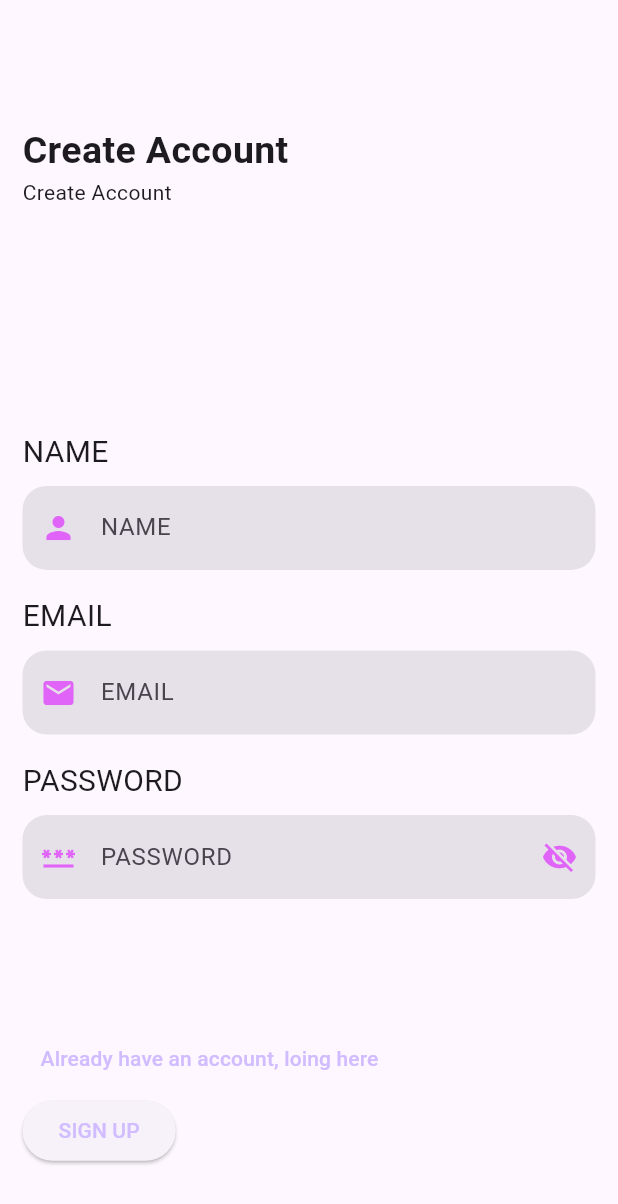
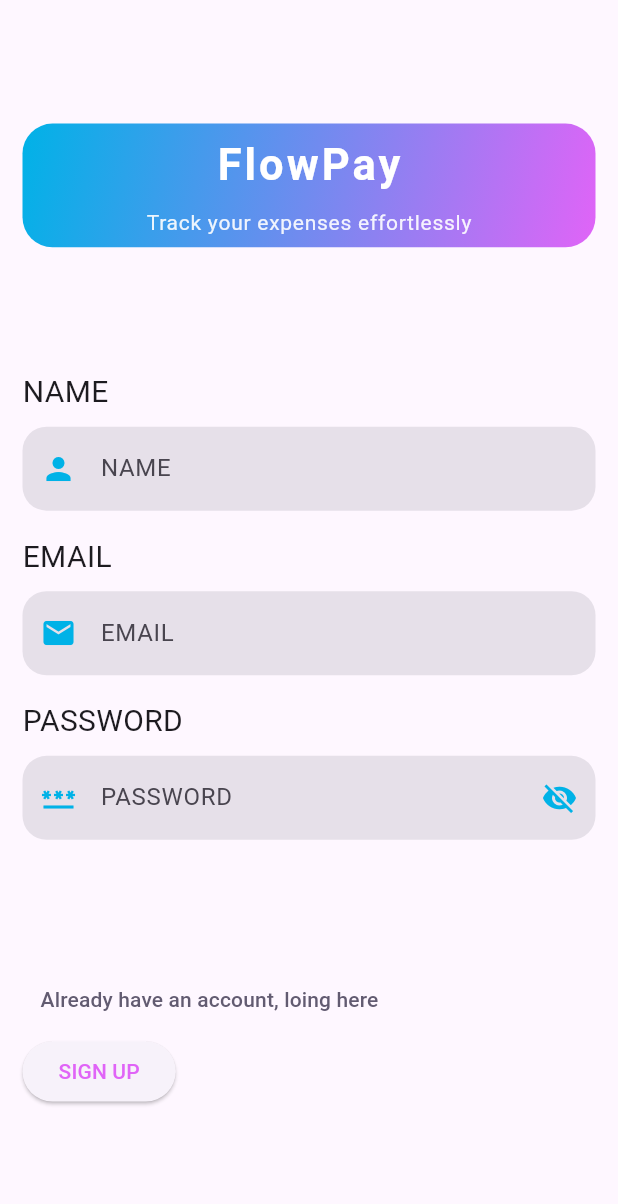
Before and after one commit to ziad-sleem/transaction-app, a Flutter app: the screen it shows after launch, after a tap on an icon or button, on a phone screen of 412 x 824 dp. Shown: the top 1204 px of the screen. Run offline on Flutter 3.47's test engine with Material 3 defaults, Android fonts, the phone set to English and light mode, and no system bars; our stand-ins replace cloud_firestore, firebase_auth, firebase_core, fl_chart, flutter_bloc, font_awesome_flutter and 1 more; accounts and stored records are empty.

Commit message:
add auth panar to login and register page

```diff
--- a/lib/features/authentication/presentation/pages/login_page.dart
+++ b/lib/features/authentication/presentation/pages/login_page.dart
@@ -1,5 +1,7 @@
-
+import 'package:expense_tracker_app/constants/constants.dart';
 import 'package:expense_tracker_app/features/authentication/presentation/cubit/auth_cubit.dart';
+import 'package:expense_tracker_app/features/authentication/presentation/pages/auth_page.dart';
+import 'package:expense_tracker_app/features/authentication/presentation/widgets/auth_panar.dart';
 import 'package:expense_tracker_app/features/authentication/presentation/widgets/my_text_field.dart';
 import 'package:flutter/material.dart';
 import 'package:flutter_bloc/flutter_bloc.dart';
@@ -85,21 +87,14 @@ class _LoginPageState extends State<LoginPage> {
           child: Form(
             key: _formKey,
             child: Padding(
-              padding: const EdgeInsets.symmetric(
-                horizontal: 15.0,
-                vertical: 40,
-              ),
+              padding: const EdgeInsets.symmetric(horizontal: 15.0),
               child: Column(
                 mainAxisAlignment: MainAxisAlignment.start,
                 crossAxisAlignment: CrossAxisAlignment.start,
                 children: [
                   SizedBox(height: size.height * 0.1),
-                  Text(
-                    "Login Account",
-                    style: TextStyle(fontSize: 25, fontWeight: FontWeight.bold),
-                  ),
-                  Text("Login Account"),
-                  SizedBox(height: size.height * 0.2),
+                  AuthPanar(),
+                  SizedBox(height: size.height * 0.18),
                   // email
                   Text("EMAIL", style: TextStyle(fontSize: 20)),
                   SizedBox(height: size.height * 0.01),
@@ -124,7 +119,6 @@ class _LoginPageState extends State<LoginPage> {
                   Align(
                     alignment: Alignment.bottomRight,
                     child: TextButton(
-
                       onPressed: () => openForgotPasswordBox(),
                       child: Text('Forget password'),
                     ),
@@ -135,7 +129,7 @@ class _LoginPageState extends State<LoginPage> {
                     onPressed: widget.togglePages,
                     child: Text(
                       'Don\'t have and account? Register.',
-                      style: TextStyle(color: colorScheme.inversePrimary),
+                      style: TextStyle(color: colorScheme.primary),
                     ),
                   ),
                   ElevatedButton(
@@ -147,7 +141,7 @@ class _LoginPageState extends State<LoginPage> {
                     },
                     child: Text(
                       "LOGIN",
-                      style: TextStyle(color: colorScheme.inversePrimary),
+                      style: TextStyle(color: ConstantsColors.secondary),
                     ),
                   ),
                 ],
--- a/lib/features/authentication/presentation/pages/register_page.dart
+++ b/lib/features/authentication/presentation/pages/register_page.dart
@@ -1,5 +1,6 @@
-
+import 'package:expense_tracker_app/constants/constants.dart';
 import 'package:expense_tracker_app/features/authentication/presentation/cubit/auth_cubit.dart';
+import 'package:expense_tracker_app/features/authentication/presentation/widgets/auth_panar.dart';
 import 'package:expense_tracker_app/features/authentication/presentation/widgets/my_text_field.dart';
 import 'package:flutter/material.dart';
 import 'package:flutter_bloc/flutter_bloc.dart';
@@ -66,12 +67,8 @@ class _RegisterPageState extends State<RegisterPage> {
                 crossAxisAlignment: CrossAxisAlignment.start,
                 children: [
                   SizedBox(height: size.height * 0.1),
-                  Text(
-                    "Create Account",
-                    style: TextStyle(fontSize: 25, fontWeight: FontWeight.bold),
-                  ),
-                  Text("Create Account", style: TextStyle()),
-                  SizedBox(height: size.height * 0.18),
+                  AuthPanar(),
+                  SizedBox(height: size.height * 0.1),
                   // email
                   Text("NAME", style: TextStyle(fontSize: 20)),
                   SizedBox(height: size.height * 0.01),
@@ -107,7 +104,7 @@ class _RegisterPageState extends State<RegisterPage> {
                     onPressed: widget.togglePages,
                     child: Text(
                       "Already have an account, loing here",
-                      style: TextStyle(color: theme.inversePrimary),
+                      style: TextStyle(color: theme.secondary),
                     ),
                   ),
 
@@ -119,7 +116,7 @@ class _RegisterPageState extends State<RegisterPage> {
                     },
                     child: Text(
                       "SIGN UP",
-                      style: TextStyle(color: theme.inversePrimary),
+                      style: TextStyle(color: ConstantsColors.secondary),
                     ),
                   ),
                 ],
--- /dev/null
+++ b/lib/features/authentication/presentation/widgets/auth_panar.dart
@@ -0,0 +1,49 @@
+import 'package:expense_tracker_app/constants/constants.dart';
+import 'package:flutter/material.dart';
+
+class AuthPanar extends StatelessWidget {
+  const AuthPanar({super.key});
+
+  @override
+  Widget build(BuildContext context) {
+    final size = MediaQuery.of(context).size;
+
+    return Container(
+      width: double.infinity,
+      height: size.height * 0.1,
+      decoration: BoxDecoration(
+        gradient: LinearGradient(
+          begin: Alignment.topLeft,
+          end: Alignment.bottomRight,
+          colors: [ConstantsColors.primary, ConstantsColors.secondary],
+        ),
+        borderRadius: BorderRadius.circular(20),
+      ),
+      child: Center(
+        child: Column(
+          mainAxisAlignment: MainAxisAlignment.center,
+          children: [
+            Text(
+              'FlowPay',
+              style: TextStyle(
+                fontSize: 29,
+                fontWeight: FontWeight.bold,
+                color: ConstantsColors.white,
+                letterSpacing: 2,
+              ),
+            ),
+            const SizedBox(height: 8),
+            Text(
+              'Track your expenses effortlessly',
+              style: TextStyle(
+                fontSize: 14,
+                color: ConstantsColors.white.withOpacity(0.9),
+                letterSpacing: 0.5,
+              ),
+            ),
+          ],
+        ),
+      ),
+    );
+  }
+}
--- a/lib/features/authentication/presentation/widgets/my_text_field.dart
+++ b/lib/features/authentication/presentation/widgets/my_text_field.dart
@@ -58,7 +58,7 @@ class _MyTextFormFieldState extends State<MyTextFormField> {
             : widget.emailOrPasswordOrUser == 'user'
             ? Icon(Icons.person)
             : Icon(Icons.abc_outlined),
-        prefixIconColor: ConstantsColors.secondary,
+        prefixIconColor: ConstantsColors.primary,
         filled: true,
         border: OutlineInputBorder(
           borderSide: BorderSide.none,
@@ -77,7 +77,7 @@ class _MyTextFormFieldState extends State<MyTextFormField> {
             ? IconButton(
                 icon: Icon(
                   _obscurePassword ? Icons.visibility_off : Icons.visibility,
-                  color: ConstantsColors.secondary,
+                  color: ConstantsColors.primary,
                 ),
                 onPressed: () {
                   setState(() {
```
